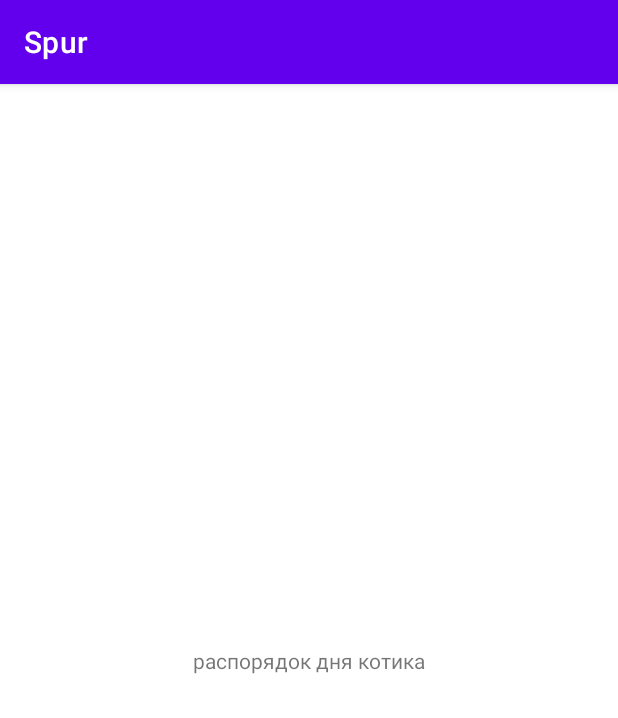
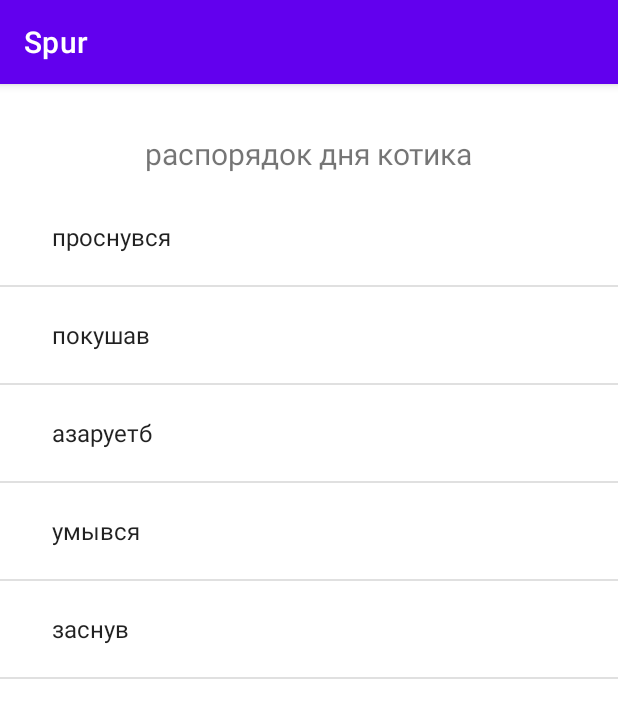
Before and after one commit to Mazay24/Spur, an Android app: the screen it shows after launch (MainActivity), on a phone screen of 412 x 824 dp. Shown: the top 718 px of the screen. Run offline under Robolectric (Android 15) with nearby library versions, the phone set to English and light mode, and no system bars.

Commit message:
Создал лист

```diff
--- a/app/src/main/java/com/example/spur/MainActivity.java
+++ b/app/src/main/java/com/example/spur/MainActivity.java
@@ -3,6 +3,8 @@ package com.example.spur;
 import androidx.appcompat.app.AppCompatActivity;
 
 import android.os.Bundle;
+import android.widget.ArrayAdapter;
+import android.widget.ListView;
 
 public class MainActivity extends AppCompatActivity {
 
@@ -10,5 +12,10 @@ public class MainActivity extends AppCompatActivity {
     protected void onCreate(Bundle savedInstanceState) {
         super.onCreate(savedInstanceState);
         setContentView(R.layout.activity_main);
+
+        ListView cryptoList = findViewById(R.id.cat);
+        String[] catty = getResources().getStringArray(R.array.delaet);
+        ArrayAdapter adapter = new ArrayAdapter(this, android.R.layout.simple_expandable_list_item_1, catty);
+        cryptoList.setAdapter(adapter);
     }
 }
--- a/app/src/main/res/layout/activity_main.xml
+++ b/app/src/main/res/layout/activity_main.xml
@@ -9,10 +9,23 @@
     <TextView
         android:layout_width="wrap_content"
         android:layout_height="wrap_content"
-        android:text="распорядок дня котика"
+        android:text="@string/Text"
+        android:textSize="20sp"
         app:layout_constraintBottom_toBottomOf="parent"
         app:layout_constraintLeft_toLeftOf="parent"
         app:layout_constraintRight_toRightOf="parent"
-        app:layout_constraintTop_toTopOf="parent" />
+        app:layout_constraintTop_toTopOf="parent"
+        app:layout_constraintVertical_bias="0.044" />
+
+    <ListView
+        android:id="@+id/cat"
+        android:layout_width="424dp"
+        android:layout_height="550dp"
+        app:layout_constraintBottom_toBottomOf="parent"
+        app:layout_constraintEnd_toEndOf="parent"
+        app:layout_constraintHorizontal_bias="0.538"
+        app:layout_constraintStart_toStartOf="parent"
+        app:layout_constraintTop_toTopOf="parent"
+        app:layout_constraintVertical_bias="0.32" />
 
 </androidx.constraintlayout.widget.ConstraintLayout>
--- a/app/src/main/res/values/strings.xml
+++ b/app/src/main/res/values/strings.xml
@@ -1,3 +1,11 @@
 <resources>
     <string name="app_name">Spur</string>
+    <string name="Text">распорядок дня котика</string>
+    <string-array name="delaet">
+        <item>проснувся</item>
+        <item>покушав</item>
+        <item>азаруетб</item>
+        <item>умывся</item>
+        <item>заснув</item>
+    </string-array>
 </resources>
```
